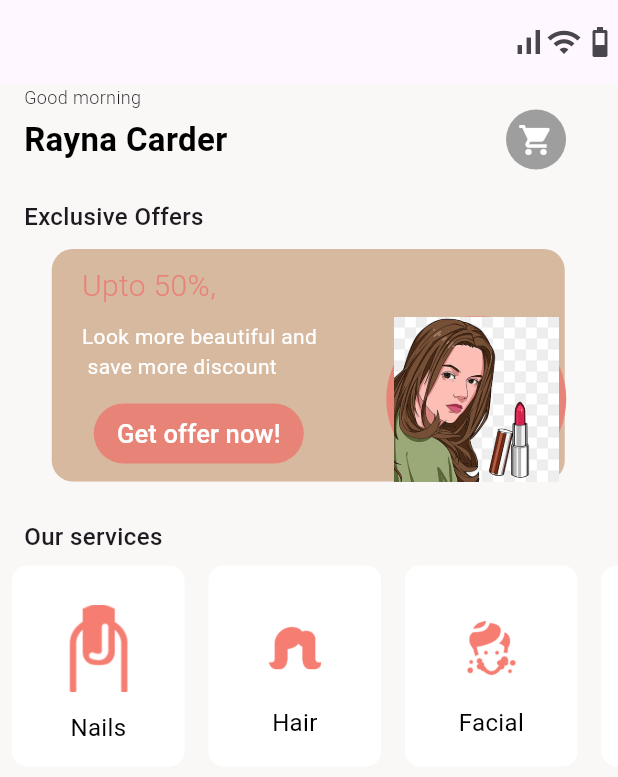
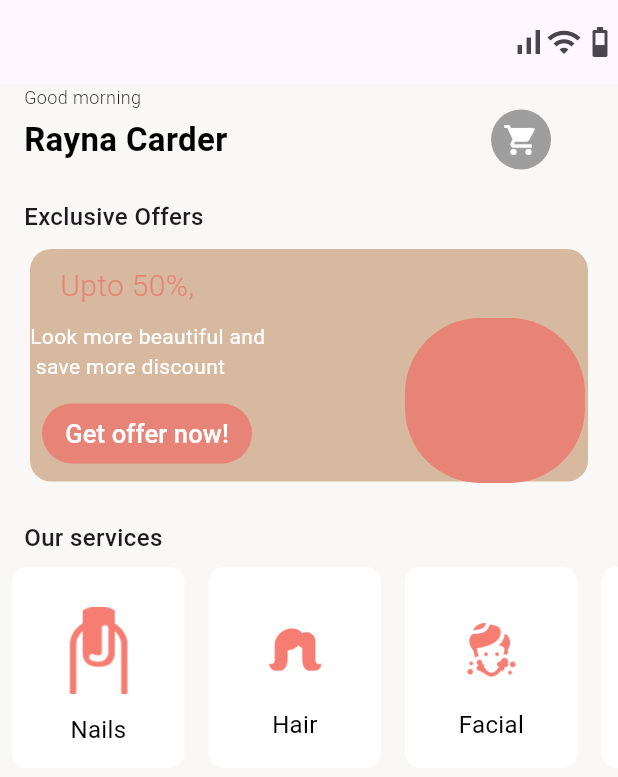
Before and after one commit to Shayanzahid227/LuciusBeautySalon-, a Flutter app: the screen it shows after launch, on a phone screen of 412 x 824 dp. Shown: the top 777 px of the screen. Run offline on Flutter 3.47's test engine with Material 3 defaults, Android fonts, the phone set to English and light mode, and no system bars; missing offline and left inert: dart:ffi.

Commit message:
bottom over flow issue

```diff
--- /dev/null
+++ b/lib/ui/custom_widgets/categories_container.dart
@@ -0,0 +1,42 @@
+//  CategoryContainer Widget to recall it and optimize our code
+import 'package:flutter/material.dart';
+
+class CategoryContainer extends StatelessWidget {
+  final String title;
+  final String imagePath;
+
+  const CategoryContainer({
+    super.key,
+    required this.title,
+    required this.imagePath,
+  });
+
+  @override
+  Widget build(BuildContext context) {
+    return Container(
+      margin: const EdgeInsets.all(8),
+      height: 170,
+      width: 120,
+      padding: const EdgeInsets.all(8.0),
+      decoration: BoxDecoration(
+        color: const Color(0xfffffffff),
+        borderRadius: BorderRadius.circular(10),
+      ),
+      child: Column(
+        mainAxisAlignment: MainAxisAlignment.spaceAround,
+        children: [
+          const Padding(padding: EdgeInsets.only(top: 0)),
+          Image.asset(
+            imagePath,
+            scale: 4.0,
+          ),
+          Text(
+            title,
+            style: const TextStyle(
+                fontSize: 16, fontWeight: FontWeight.w400, color: Colors.black),
+          ),
+        ],
+      ),
+    );
+  }
+}
--- a/lib/ui/screens/figma03/home_screen.dart
+++ b/lib/ui/screens/figma03/home_screen.dart
@@ -8,7 +8,7 @@ class home_screen_0 extends StatelessWidget {
   @override
   Widget build(BuildContext context) {
     return Scaffold(
-      backgroundColor: Color(0xffff9f8f6),
+      backgroundColor: const Color(0xffff9f8f6),
       appBar: AppBar(
         actions: const [
           Icon(Icons.signal_cellular_alt),
@@ -38,6 +38,8 @@ class home_screen_0 extends StatelessWidget {
                   child: Row(
                     mainAxisAlignment: MainAxisAlignment.start,
                     children: [
+                      Row(
+                        children: [
                           Text(
                             "Rayna Carder ",
                             style: TextStyle(
@@ -45,9 +47,8 @@ class home_screen_0 extends StatelessWidget {
                                 fontWeight: FontWeight.w700,
                                 color: Colors.black),
                           ),
-                      SizedBox(height: 10),
                           SizedBox(
-                        width: 180,
+                            width: 170,
                           ),
                           CircleAvatar(
                             backgroundColor: Colors.grey,
@@ -58,8 +59,21 @@ class home_screen_0 extends StatelessWidget {
                           ),
                         ],
                       ),
+                      SizedBox(height: 10),
+                      // SizedBox(
+                      //   width: 180,
+                      // ),
+                      // CircleAvatar(
+                      //   backgroundColor: Colors.grey,
+                      //   child: Icon(
+                      //     Icons.shopping_cart,
+                      //     color: Colors.white,
+                      //   ),
+                      // ),
+                    ],
                   ),
-                SizedBox(height: 20),
+                ),
+                const SizedBox(height: 20),
                 const Column(
                   children: [
                     Row(
@@ -76,12 +90,14 @@ class home_screen_0 extends StatelessWidget {
                     ),
                   ],
                 ),
-                SizedBox(height: 10),
+                const SizedBox(height: 10),
                 Stack(
                   children: [
-                    Container(
+                    Padding(
+                      padding: const EdgeInsets.symmetric(horizontal: 20.0),
+                      child: Container(
                         height: 155,
-                      width: 342,
+                        width: 400,
                         decoration: BoxDecoration(
                             color: const Color(0xfffd7b99f),
                             borderRadius: BorderRadius.circular(14)),
@@ -93,6 +109,7 @@ class home_screen_0 extends StatelessWidget {
                                 color: Color(0xfffe78477),
                                 fontSize: 20,
                                 fontWeight: FontWeight.w300),
+                          ),
                         ),
                       ),
                     ),
@@ -114,7 +131,7 @@ class home_screen_0 extends StatelessWidget {
                               width: 140,
                               decoration: BoxDecoration(
                                 borderRadius: BorderRadius.circular(20),
-                                color: Color(0xfffe78477),
+                                color: const Color(0xfffe78477),
                               ),
                               child: const Center(
                                 child: Text(
@@ -125,15 +142,19 @@ class home_screen_0 extends StatelessWidget {
                               ),
                             ))),
                     Padding(
-                      padding: const EdgeInsets.only(left: 223, top: 45),
+                      padding: const EdgeInsets.only(left: 270, top: 46),
                       child: Container(
                         height: 110,
                         width: 120,
                         decoration: BoxDecoration(
-                          borderRadius: BorderRadiusDirectional.circular(60),
+                          borderRadius: BorderRadiusDirectional.circular(50),
                           color: const Color(0xfffe78477),
                         ),
-                        child: Image.asset("$staticAssets/h2.png"),
+                        //
+                        //
+                        //child: Image.asset("$staticAssets/h2.png"),
+                        //
+                        //
                       ),
                     )
                   ],
@@ -181,7 +202,7 @@ class home_screen_0 extends StatelessWidget {
                         imagePath: "$staticAssets/flower6.png",
                       ),
                       CategoryContainer(
-                        title: "NUltraLucious\n7D hifu",
+                        title: "UltraLucious\n7Dhifu",
                         imagePath: "$staticAssets/face7.png",
                       ),
                       CategoryContainer(
```
Lines whose indentation alone changed are shown as unchanged.
